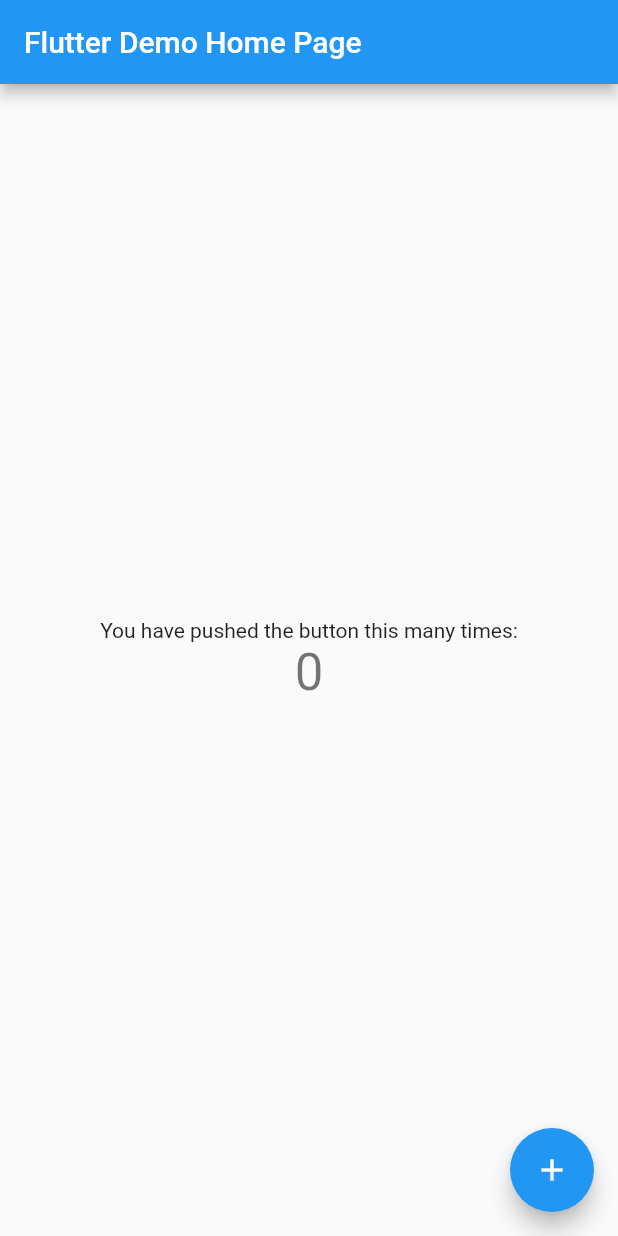
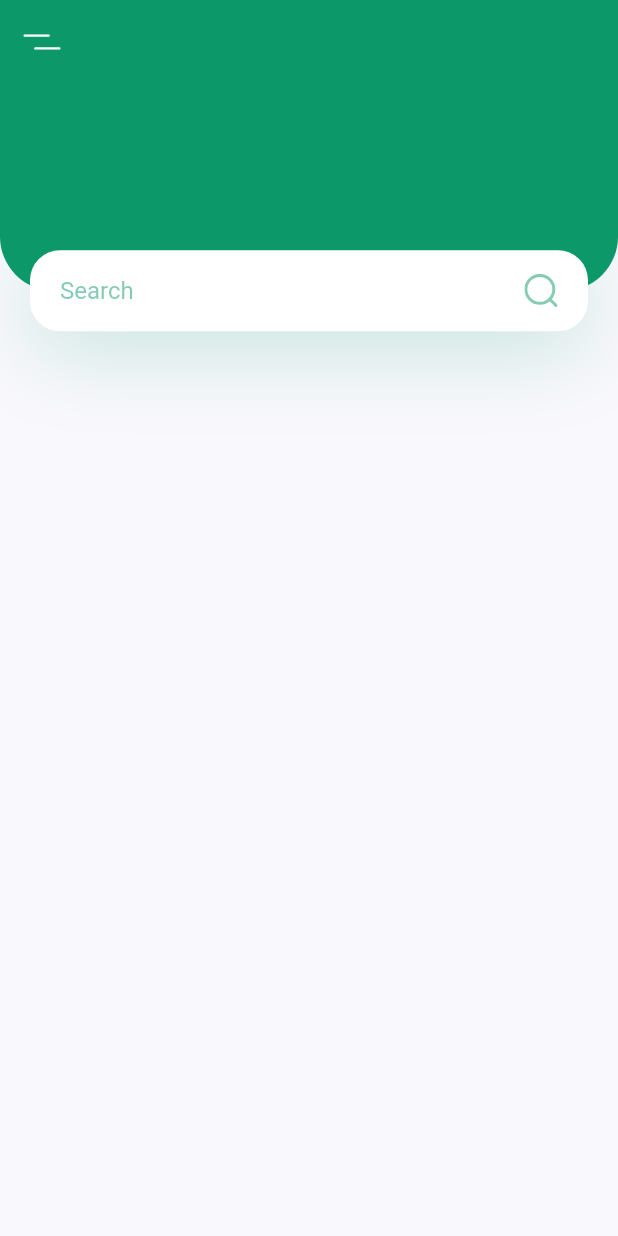
Before and after one commit to edionay/plant_app, a Flutter app: the screen it shows after launch, on a phone screen of 412 x 824 dp. Run offline on Flutter 3.47's test engine with Material 2 defaults, Android fonts, the phone set to English and light mode, and no system bars; our stand-ins replace flutter_svg.

Commit message:
Add the main search bar

```diff
--- a/plant_app/lib/constants.dart
+++ b/plant_app/lib/constants.dart
@@ -4,4 +4,4 @@ const kPrimaryColor = Color(0xFF0C9869);
 const kTextColor = Color(0xFF3C4046);
 const kBackgroundColor = Color(0xFFF9F8FD);
 
-const kDefaultPadding = 20;
+const kDefaultPadding = 20.0;
--- a/plant_app/lib/main.dart
+++ b/plant_app/lib/main.dart
@@ -1,113 +1,24 @@
 import 'package:flutter/material.dart';
+import 'package:plant_app/constants.dart';
+import 'package:plant_app/screens/home_screen.dart';
 
 void main() {
-  runApp(MyApp());
+  runApp(PlantApp());
 }
 
-class MyApp extends StatelessWidget {
-  // This widget is the root of your application.
+class PlantApp extends StatelessWidget {
+  const PlantApp({Key? key}) : super(key: key);
+
   @override
   Widget build(BuildContext context) {
     return MaterialApp(
-      title: 'Flutter Demo',
+      title: 'Plants',
       theme: ThemeData(
-        // This is the theme of your application.
-        //
-        // Try running your application with "flutter run". You'll see the
-        // application has a blue toolbar. Then, without quitting the app, try
-        // changing the primarySwatch below to Colors.green and then invoke
-        // "hot reload" (press "r" in the console where you ran "flutter run",
-        // or simply save your changes to "hot reload" in a Flutter IDE).
-        // Notice that the counter didn't reset back to zero; the application
-        // is not restarted.
-        primarySwatch: Colors.blue,
-      ),
-      home: MyHomePage(title: 'Flutter Demo Home Page'),
+          scaffoldBackgroundColor: kBackgroundColor,
+          primaryColor: kPrimaryColor,
+          textTheme: Theme.of(context).textTheme.apply(bodyColor: kTextColor),
+          visualDensity: VisualDensity.adaptivePlatformDensity),
+      home: HomeScreen(),
     );
   }
 }
-
-class MyHomePage extends StatefulWidget {
-  MyHomePage({Key? key, required this.title}) : super(key: key);
-
-  // This widget is the home page of your application. It is stateful, meaning
-  // that it has a State object (defined below) that contains fields that affect
-  // how it looks.
-
-  // This class is the configuration for the state. It holds the values (in this
-  // case the title) provided by the parent (in this case the App widget) and
-  // used by the build method of the State. Fields in a Widget subclass are
-  // always marked "final".
-
-  final String title;
-
-  @override
-  _MyHomePageState createState() => _MyHomePageState();
-}
-
-class _MyHomePageState extends State<MyHomePage> {
-  int _counter = 0;
-
-  void _incrementCounter() {
-    setState(() {
-      // This call to setState tells the Flutter framework that something has
-      // changed in this State, which causes it to rerun the build method below
-      // so that the display can reflect the updated values. If we changed
-      // _counter without calling setState(), then the build method would not be
-      // called again, and so nothing would appear to happen.
-      _counter++;
-    });
-  }
-
-  @override
-  Widget build(BuildContext context) {
-    // This method is rerun every time setState is called, for instance as done
-    // by the _incrementCounter method above.
-    //
-    // The Flutter framework has been optimized to make rerunning build methods
-    // fast, so that you can just rebuild anything that needs updating rather
-    // than having to individually change instances of widgets.
-    return Scaffold(
-      appBar: AppBar(
-        // Here we take the value from the MyHomePage object that was created by
-        // the App.build method, and use it to set our appbar title.
-        title: Text(widget.title),
-      ),
-      body: Center(
-        // Center is a layout widget. It takes a single child and positions it
-        // in the middle of the parent.
-        child: Column(
-          // Column is also a layout widget. It takes a list of children and
-          // arranges them vertically. By default, it sizes itself to fit its
-          // children horizontally, and tries to be as tall as its parent.
-          //
-          // Invoke "debug painting" (press "p" in the console, choose the
-          // "Toggle Debug Paint" action from the Flutter Inspector in Android
-          // Studio, or the "Toggle Debug Paint" command in Visual Studio Code)
-          // to see the wireframe for each widget.
-          //
-          // Column has various properties to control how it sizes itself and
-          // how it positions its children. Here we use mainAxisAlignment to
-          // center the children vertically; the main axis here is the vertical
-          // axis because Columns are vertical (the cross axis would be
-          // horizontal).
-          mainAxisAlignment: MainAxisAlignment.center,
-          children: <Widget>[
-            Text(
-              'You have pushed the button this many times:',
-            ),
-            Text(
-              '$_counter',
-              style: Theme.of(context).textTheme.headline4,
-            ),
-          ],
-        ),
-      ),
-      floatingActionButton: FloatingActionButton(
-        onPressed: _incrementCounter,
-        tooltip: 'Increment',
-        child: Icon(Icons.add),
-      ), // This trailing comma makes auto-formatting nicer for build methods.
-    );
-  }
-}
--- /dev/null
+++ b/plant_app/lib/screens/home_screen.dart
@@ -0,0 +1,93 @@
+import 'package:flutter/material.dart';
+import 'package:flutter_svg/svg.dart';
+import 'package:plant_app/constants.dart';
+
+class HomeScreen extends StatelessWidget {
+  const HomeScreen({Key? key}) : super(key: key);
+
+  @override
+  Widget build(BuildContext context) {
+    return Scaffold(
+      appBar: buildAppBar(),
+      body: PlantAppBody(),
+    );
+  }
+
+  AppBar buildAppBar() {
+    return AppBar(
+      elevation: 0.0,
+      leading: IconButton(
+        icon: SvgPicture.asset('assets/icons/menu.svg'),
+        onPressed: () {},
+      ),
+    );
+  }
+}
+
+class PlantAppBody extends StatelessWidget {
+  const PlantAppBody({Key? key}) : super(key: key);
+
+  @override
+  Widget build(BuildContext context) {
+    Size size = MediaQuery.of(context).size;
+    return Column(
+      children: [
+        Container(
+          height: size.height * 0.2,
+          child: Stack(
+            children: [
+              Container(
+                height: size.height * 0.2 - 27,
+                decoration: BoxDecoration(
+                  color: kPrimaryColor,
+                  borderRadius: BorderRadius.only(
+                    bottomRight: Radius.circular(36),
+                    bottomLeft: Radius.circular(36),
+                  ),
+                ),
+              ),
+              Positioned(
+                bottom: 0,
+                left: 0,
+                right: 0,
+                child: Container(
+                  alignment: Alignment.center,
+                  margin: EdgeInsets.symmetric(horizontal: kDefaultPadding),
+                  padding: EdgeInsets.symmetric(horizontal: kDefaultPadding),
+                  height: 54,
+                  decoration: BoxDecoration(
+                    color: Colors.white,
+                    borderRadius: BorderRadius.circular(20),
+                    boxShadow: [
+                      BoxShadow(
+                          offset: Offset(0, 10),
+                          blurRadius: 50,
+                          color: kPrimaryColor.withOpacity(0.23))
+                    ],
+                  ),
+                  child: Row(
+                    children: [
+                      Expanded(
+                        child: TextField(
+                          decoration: InputDecoration(
+                            hintText: 'Search',
+                            hintStyle: TextStyle(
+                              color: kPrimaryColor.withOpacity(0.5),
+                            ),
+                            enabledBorder: InputBorder.none,
+                            focusedBorder: InputBorder.none,
+                          ),
+                        ),
+                      ),
+                      SvgPicture.asset('assets/icons/search.svg')
+                    ],
+                  ),
+                ),
+              )
+            ],
+          ),
+        )
+      ],
+    );
+  }
+}
--- a/plant_app/pubspec.yaml
+++ b/plant_app/pubspec.yaml
@@ -47,8 +47,8 @@ flutter:
 
   # To add assets to your application, add an assets section, like this:
   assets:
-    - assets/icons
-    - assets/images
+    - assets/icons/
+    - assets/images/
 
   # An image asset can refer to one or more resolution-specific "variants", see
   # https://flutter.dev/assets-and-images/#resolution-aware.
```
Also changed, not shown: 1 other file.
